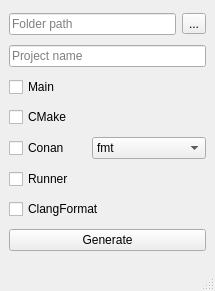
Qt form mainwindow.ui (BartlomiejGajdur/ProjectGenerator) before a commit.
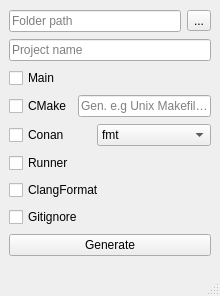
The same form after that commit.

Commit message: GitIgnoreFIle generator added/ sfmlLib added

```diff
--- a/mainwindow.ui
+++ b/mainwindow.ui
@@ -6,8 +6,8 @@
    <rect>
     <x>0</x>
     <y>0</y>
-    <width>215</width>
-    <height>291</height>
+    <width>220</width>
+    <height>296</height>
    </rect>
   </property>
   <property name="windowTitle">
@@ -57,6 +57,8 @@
      </widget>
     </item>
     <item>
+     <layout class="QHBoxLayout" name="horizontalLayout_3">
+      <item>
      <widget class="QCheckBox" name="CMakeFile">
       <property name="text">
        <string>CMake</string>
@@ -64,6 +66,15 @@
      </widget>
     </item>
     <item>
+       <widget class="QLineEdit" name="GeneratorLineEdit">
+        <property name="placeholderText">
+         <string>Gen. e.g Unix Makefiles</string>
+        </property>
+       </widget>
+      </item>
+     </layout>
+    </item>
+    <item>
      <layout class="QHBoxLayout" name="horizontalLayout_2">
       <item>
        <widget class="QCheckBox" name="ConanFile">
@@ -102,6 +113,13 @@
       </property>
      </widget>
     </item>
+    <item>
+     <widget class="QCheckBox" name="GitignoreFile">
+      <property name="text">
+       <string>Gitignore</string>
+      </property>
+     </widget>
+    </item>
     <item>
      <widget class="QPushButton" name="pushButton">
       <property name="text">
```
Left out of the diff: 12 changed lines with no effect on the pictures. Lines whose indentation alone changed are shown as unchanged. The commit also changes 7 other files.
